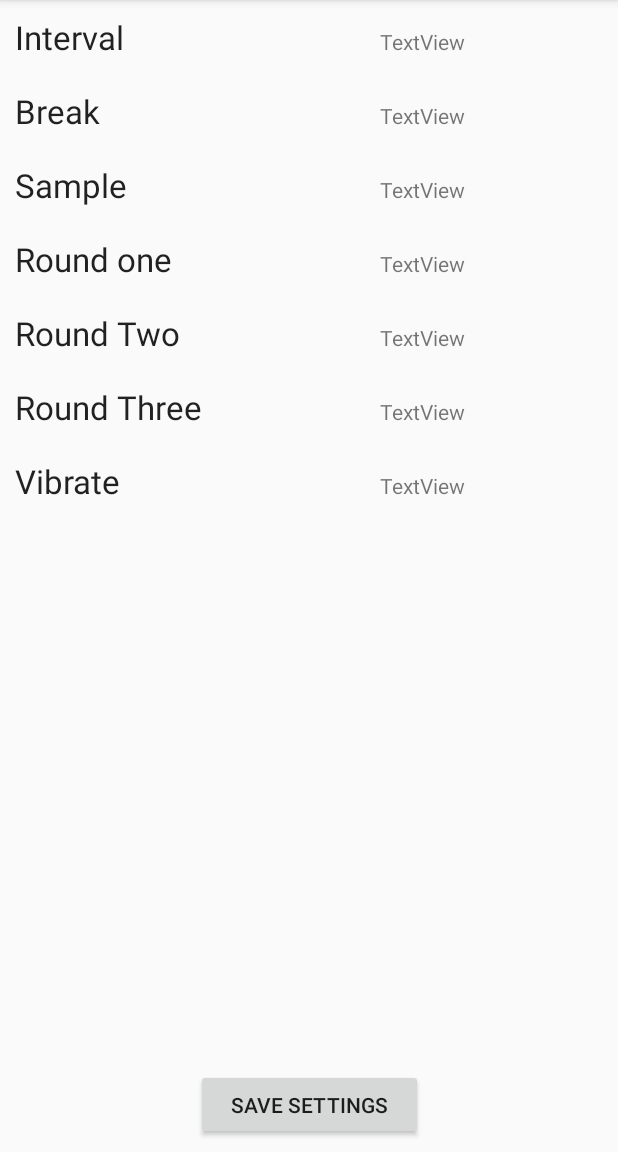
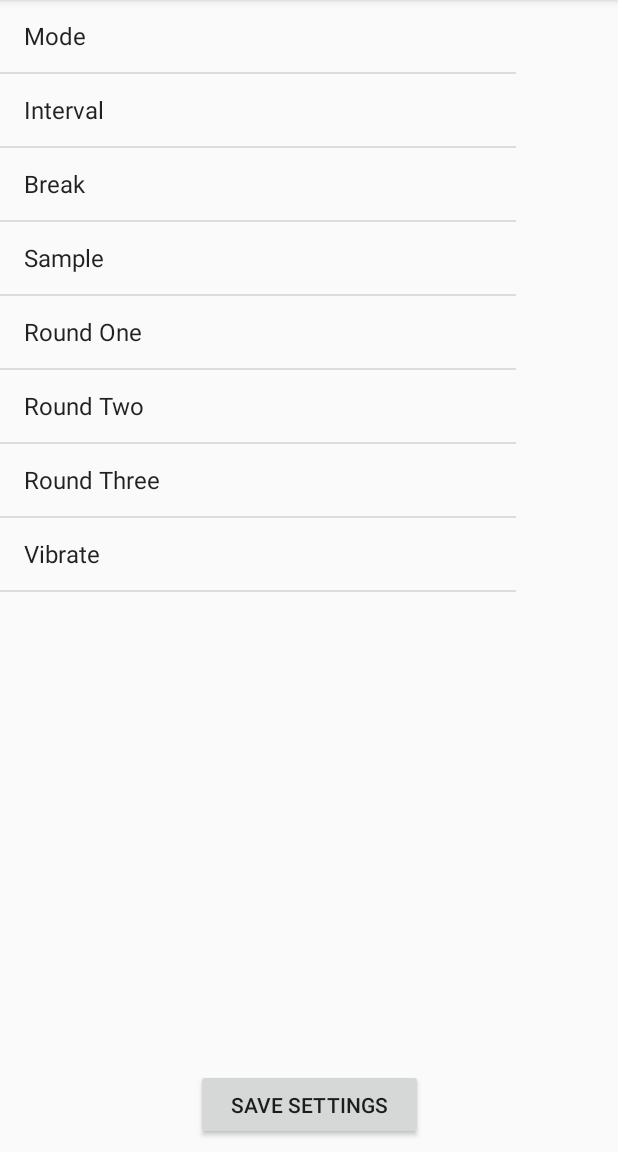
Before and after one commit to anjrew/CupOmaTic_Android, an Android app: the Settings screen opened directly, with no data from a screen before it, on a phone screen of 412 x 824 dp, the part 84-1236 px from its top. Run offline under Robolectric (Android 15) with nearby library versions, the phone set to English and light mode, and no system bars.

Commit message:
5.7.2018 - 2
Just got the settings view to switch between the activities

```diff
--- a/app/src/main/java/com/rinson/cupomaticv2/MainActivity.java
+++ b/app/src/main/java/com/rinson/cupomaticv2/MainActivity.java
@@ -88,7 +88,7 @@ public class MainActivity extends AppCompatActivity {
     }
 
     public void updatdateMainTimerUi(){
-        mainTimerDisplayText.setText("Start");
+        mainTimerDisplayText.setText("Go!");
     }
 
     public static  void updatdateMainTimerDisplay(String text){
--- a/app/src/main/java/com/rinson/cupomaticv2/Settings.java
+++ b/app/src/main/java/com/rinson/cupomaticv2/Settings.java
@@ -1,20 +1,31 @@
 package com.rinson.cupomaticv2;
 
+import android.content.Context;
 import android.content.Intent;
+import android.graphics.Color;
 import android.support.v7.app.AppCompatActivity;
 import android.os.Bundle;
+import android.util.Log;
 import android.view.View;
+import android.widget.AdapterView;
+import android.widget.ArrayAdapter;
+import android.widget.ListView;
+import android.widget.TableRow;
+import android.widget.TextView;
 
 public class Settings extends AppCompatActivity {
+
+
 
     @Override
     protected void onCreate(Bundle savedInstanceState) {
         super.onCreate(savedInstanceState);
         setContentView(R.layout.activity_settings);
+        createListView();
     }
 
 
-    public void saveButtonClick(View view){
+    public void saveButtonClick(View view) {
 
         openMainActivity();
 
@@ -27,4 +38,104 @@ public class Settings extends AppCompatActivity {
 
         startActivity(intent);
     }
+
+    public void createListView() {
+
+        ListView settingsListView = (ListView) (findViewById(R.id.settingListView));
+        final String[] settingsNames = {"Mode", "Interval", "Break", "Sample", "Round One", "Round Two", "Round Three", "Vibrate"};
+
+        ArrayAdapter<String> arrayAdapter = new ArrayAdapter<String>(this, android.R.layout.simple_list_item_1, settingsNames);
+
+        settingsListView.setAdapter(arrayAdapter);
+        settingsListView.setOnItemClickListener(new AdapterView.OnItemClickListener() {
+            @Override
+            public void onItemClick(AdapterView<?> parent, View view, int position, long id) {
+                Log.i("Selected", settingsNames[position]);
+                selectOpenActivity(position);
+            }
+        });
+    }
+
+    public void openIntervalActivity(){
+
+        Intent intent = new Intent(Settings.this, Interval.class);
+
+        startActivity(intent);
+    }
+
+    public void openBreakActivity() {
+
+        Intent intent = new Intent(Settings.this, BreakTime.class);
+
+        startActivity(intent);
+    }
+
+    public void openSampleActivity() {
+
+        Intent intent = new Intent(Settings.this, Sample.class);
+
+        startActivity(intent);
+    }
+    public void openRoundOneActivity() {
+
+        Intent intent = new Intent(Settings.this, Round_one.class);
+
+        startActivity(intent);
+    }
+
+    public void openRoundTwoActivity() {
+
+        Intent intent = new Intent(Settings.this, Round_two.class);
+
+        startActivity(intent);
+    }
+
+    public void openRoundThreeActivity() {
+
+        Intent intent = new Intent(Settings.this, Round_three.class);
+
+        startActivity(intent);
+    }
+
+    public void selectOpenActivity(int arrayNumber){
+
+        switch (arrayNumber){
+            case 1: openIntervalActivity();
+            case 2: openBreakActivity();
+            case 3: openSampleActivity();
+            case 4: openRoundOneActivity();
+            case 5: openRoundTwoActivity();
+            case 6: openRoundThreeActivity();
+        }
+
+
+    }
+
 }
+//
+//    public void createTableRows() {
+//        for (int i = 0; i < tableRow.length; i++) {
+//
+//            tableRow[i] = new TableRow(this);
+//
+//        }
+//    }
+
+//    private void createView(TableRow tr, TextView t, String viewdata) {
+//
+//
+//        tr.SetBackgroundColor(Color.Black);
+//        tr.setClickable(true);
+//
+//        tr.setOnClickListener(tablerowOnClickListener);//add OnClickListener Here
+//
+//        tr.AddView(t); // add TextView to row.
+//
+//
+//    }
+//    private OnClickListener tablerowOnClickListener = new OnClickListener() {
+//        public void onClick(View v) {
+//            //GET TEXT HERE
+//            String currenttext = ((TextView)v).getText().toString());
+//        }
+//    };}
--- a/app/src/main/res/layout/activity_bowls.xml
+++ b/app/src/main/res/layout/activity_bowls.xml
@@ -26,7 +26,7 @@
         android:layout_marginBottom="80dp"
         android:layout_marginEnd="148dp"
         android:layout_marginStart="148dp"
-        android:background="@android:color/holo_green_dark"
+        android:background="@drawable/get_ready_button"
         android:onClick="startButton"
         android:text="@string/start"
         android:textColor="@android:color/background_light"
--- a/app/src/main/res/layout/activity_main.xml
+++ b/app/src/main/res/layout/activity_main.xml
@@ -9,14 +9,14 @@
     <TextView
         android:id="@+id/mainTimerDisplay"
         android:layout_width="wrap_content"
-        android:layout_height="67dp"
+        android:layout_height="wrap_content"
         android:layout_marginEnd="163dp"
         android:layout_marginStart="163dp"
         android:layout_marginTop="50dp"
         android:background="#FAFAFA"
         android:text="00:00"
         android:textAlignment="center"
-        android:textSize="50sp"
+        android:textSize="60sp"
         app:layout_constraintEnd_toEndOf="parent"
         app:layout_constraintStart_toStartOf="parent"
         app:layout_constraintTop_toTopOf="parent" />
--- a/app/src/main/res/layout/activity_settings.xml
+++ b/app/src/main/res/layout/activity_settings.xml
@@ -14,181 +14,18 @@
         android:layout_marginBottom="8dp"
         android:layout_marginEnd="8dp"
         android:layout_marginStart="8dp"
-        android:layout_marginTop="8dp"
         android:onClick="saveButtonClick"
         android:text="@string/Save"
         app:layout_constraintBottom_toBottomOf="parent"
         app:layout_constraintEnd_toEndOf="parent"
         app:layout_constraintHorizontal_bias="0.502"
-        app:layout_constraintStart_toStartOf="parent"
-        app:layout_constraintTop_toBottomOf="@+id/tableLayout1"
-        app:layout_constraintVertical_bias="1.0" />
+        app:layout_constraintStart_toStartOf="parent" />
 
-    <TableLayout xmlns:android="http://schemas.android.com/apk/res/android"
-        xmlns:tools="http://schemas.android.com/tools"
-        android:id="@+id/tableLayout1"
-        android:layout_width="fill_parent"
-        android:layout_height="480dp">
-
-        <!-- 2 columns -->
-
-        <TableRow
-            android:id="@+id/tableRow1"
-            android:layout_width="match_parent"
-            android:layout_height="300dp"
-            android:padding="10dip"
-            >
-
-
-            <TextView
-                android:id="@+id/textView1"
-                android:layout_width="158dp"
-                android:text="@string/interval"
-                android:textAppearance="?android:attr/textAppearanceLarge"
-                tools:text="@string/interval" />
-
-            <TextView
-                android:id="@+id/textView12"
-                android:layout_width="wrap_content"
-                android:layout_height="wrap_content"
-                android:text="TextView" />
-
-        </TableRow>
-
-
-        <TableRow
-            android:id="@+id/tableRow2"
-            android:layout_width="wrap_content"
-            android:layout_height="wrap_content"
-            android:padding="10dip">
-
-            <TextView
-                android:id="@+id/textView6"
-                android:layout_width="243dp"
-                android:layout_height="wrap_content"
-                android:text="@string/Break"
-                android:textAppearance="?android:attr/textAppearanceLarge"
-                tools:text="@string/Break" />
-
-            <TextView
-                android:id="@+id/textView9"
-                android:layout_width="wrap_content"
-                android:layout_height="wrap_content"
-                android:text="TextView" />
-
-        </TableRow>
-
-        <TableRow
-            android:id="@+id/tableRow3"
-            android:layout_width="wrap_content"
-            android:layout_height="wrap_content"
-            android:padding="10dip">
-
-            <TextView
-                android:id="@+id/textView2"
-                android:layout_width="wrap_content"
-                android:layout_height="wrap_content"
-                android:text="@string/sample"
-                android:textAppearance="?android:attr/textAppearanceLarge"
-                tools:text="@string/sample" />
-
-            <TextView
-                android:id="@+id/textView10"
-                android:layout_width="wrap_content"
-                android:layout_height="wrap_content"
-                android:text="TextView" />
-
-        </TableRow>
-
-        <!-- display this button in 3rd column via layout_column(zero based) -->
-        <TableRow
-            android:id="@+id/tableRow4"
-            android:layout_width="wrap_content"
-            android:layout_height="wrap_content"
-            android:padding="10dip">
-
-            <TextView
-                android:id="@+id/textView4"
-                android:layout_width="wrap_content"
-                android:layout_height="wrap_content"
-                android:text="@string/round_one"
-                android:textAppearance="?android:attr/textAppearanceLarge"
-                tools:text="@string/round_one" />
-
-            <TextView
-                android:id="@+id/textView13"
-                android:layout_width="wrap_content"
-                android:layout_height="wrap_content"
-                android:text="TextView" />
-
-        </TableRow>
-
-        <!-- display this button in 2nd column via layout_column(zero based) -->
-        <TableRow
-            android:id="@+id/tableRow5"
-            android:layout_width="wrap_content"
-            android:layout_height="wrap_content"
-            android:padding="10dip">
-
-            <TextView
-                android:id="@+id/textView5"
-                android:layout_width="wrap_content"
-                android:layout_height="wrap_content"
-                android:text="@string/round_two"
-                android:textAppearance="?android:attr/textAppearanceLarge"
-                tools:text="@string/round_two" />
-
-            <TextView
-                android:id="@+id/textView14"
-                android:layout_width="wrap_content"
-                android:layout_height="wrap_content"
-                android:text="TextView" />
-
-        </TableRow>
-
-        <TableRow
-            android:id="@+id/tableRow6"
-            android:layout_width="wrap_content"
-            android:layout_height="wrap_content"
-            android:padding="10dip">
-
-            <TextView
-                android:id="@+id/textView7"
-                android:layout_width="wrap_content"
-                android:layout_height="wrap_content"
-                android:text="@string/round_three"
-                android:textAppearance="?android:attr/textAppearanceLarge"
-                tools:text="@string/round_three" />
-
-            <TextView
-                android:id="@+id/textView15"
-                android:layout_width="wrap_content"
-                android:layout_height="wrap_content"
-                android:text="TextView" />
-
-        </TableRow>
-
-        <TableRow
-            android:id="@+id/tableRow7"
-            android:layout_width="wrap_content"
-            android:layout_height="wrap_content"
-            android:padding="10dip">
-
-            <TextView
-                android:id="@+id/textView8"
-                android:layout_width="wrap_content"
-                android:layout_height="wrap_content"
-                android:text="@string/vibrate"
-                android:textAppearance="?android:attr/textAppearanceLarge" />
-
-            <TextView
-                android:id="@+id/textView16"
-                android:layout_width="wrap_content"
-                android:layout_height="wrap_content"
-                android:text="TextView" />
-
-        </TableRow>
-
-    </TableLayout>
+    <ListView
+        android:id="@+id/settingListView"
+        android:layout_width="344dp"
+        android:layout_height="440dp"
+        tools:layout_editor_absoluteX="8dp"
+        tools:layout_editor_absoluteY="8dp" />
 
 </android.support.constraint.ConstraintLayout>
```
